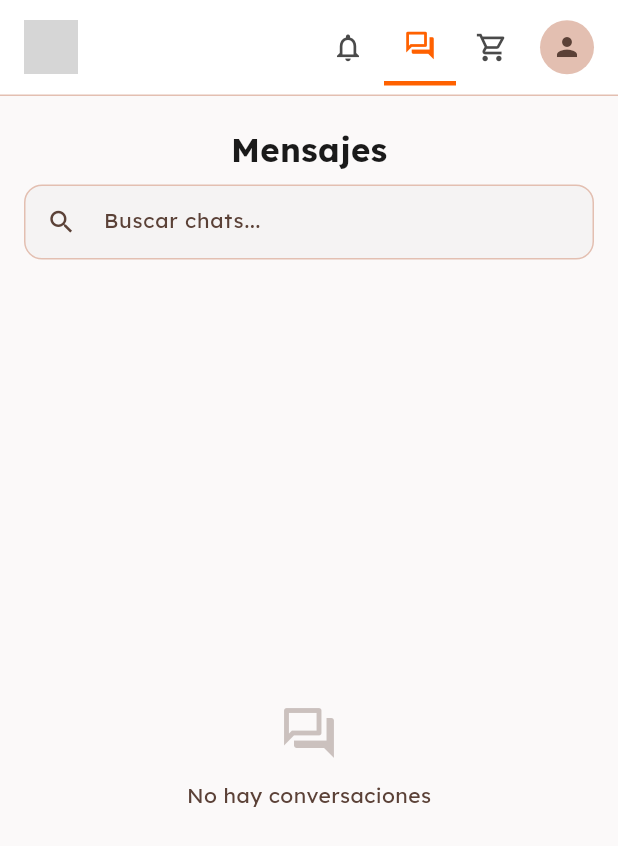
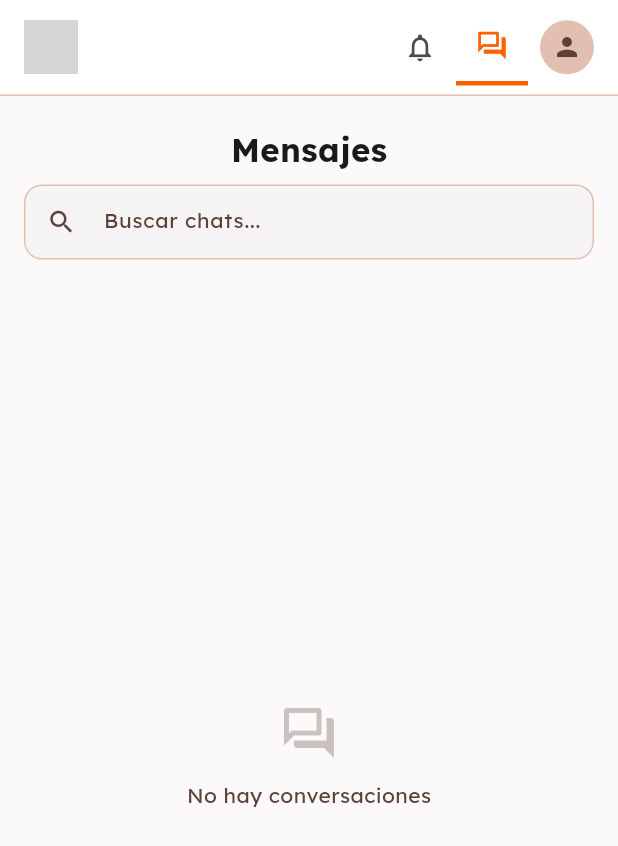
Before and after one commit to Pepillo06/U-Nite_Software, a Flutter app: the ChatListScreen screen opened directly, on a phone screen of 412 x 824 dp. Shown: the top 846 px of the screen. Run offline on Flutter 3.47's test engine with Material 3 defaults, Android fonts, the phone set to English and light mode, and no system bars; our stand-ins replace dotted_border, file_picker, font_awesome_flutter, google_fonts, image_picker, supabase_flutter; missing offline and left inert: desktop_drop; accounts and stored records are empty; network calls fail; grey boxes are pictures that could not be loaded.

Commit message:
Quitamos el carrito

```diff
--- a/lib/widgets/unite_header.dart
+++ b/lib/widgets/unite_header.dart
@@ -236,11 +236,11 @@ class _UniteHeaderState extends State<UniteHeader> {
               ),
 
               // Carrito
-              IconButton(
-                icon: const Icon(Icons.shopping_cart_outlined,
-                    color: Color(0xFF4A4A4A), size: 22),
-                onPressed: () {},
-              ),
+              // IconButton(
+              //   icon: const Icon(Icons.shopping_cart_outlined,
+              //       color: Color(0xFF4A4A4A), size: 22),
+              //   onPressed: () {},
+              // ),
 
               const SizedBox(width: 8),
 
```
Also changed, not shown: 1 other file.
